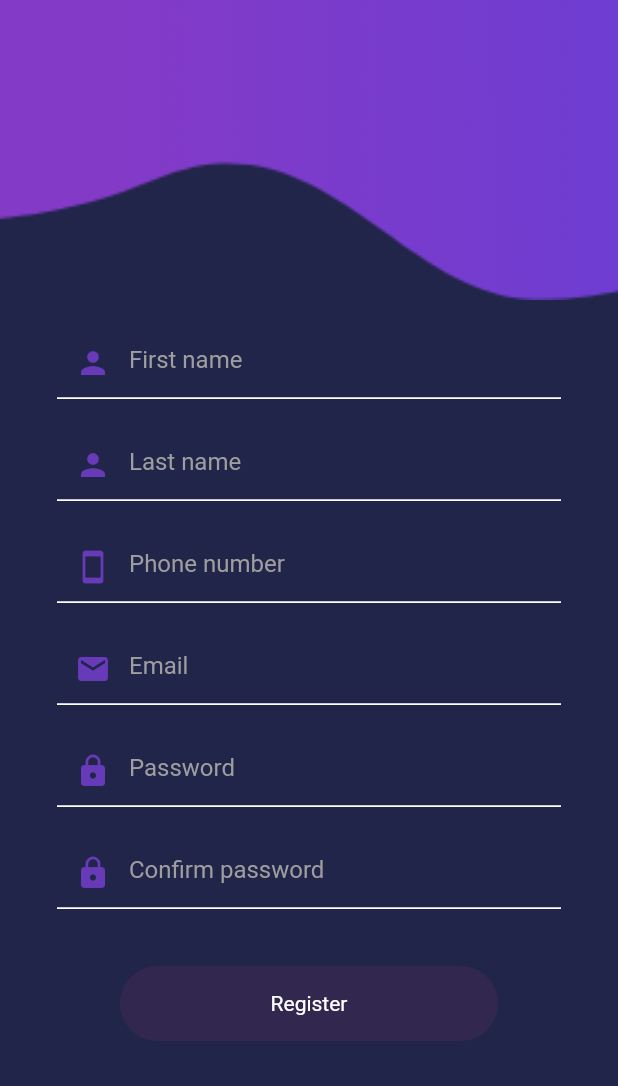
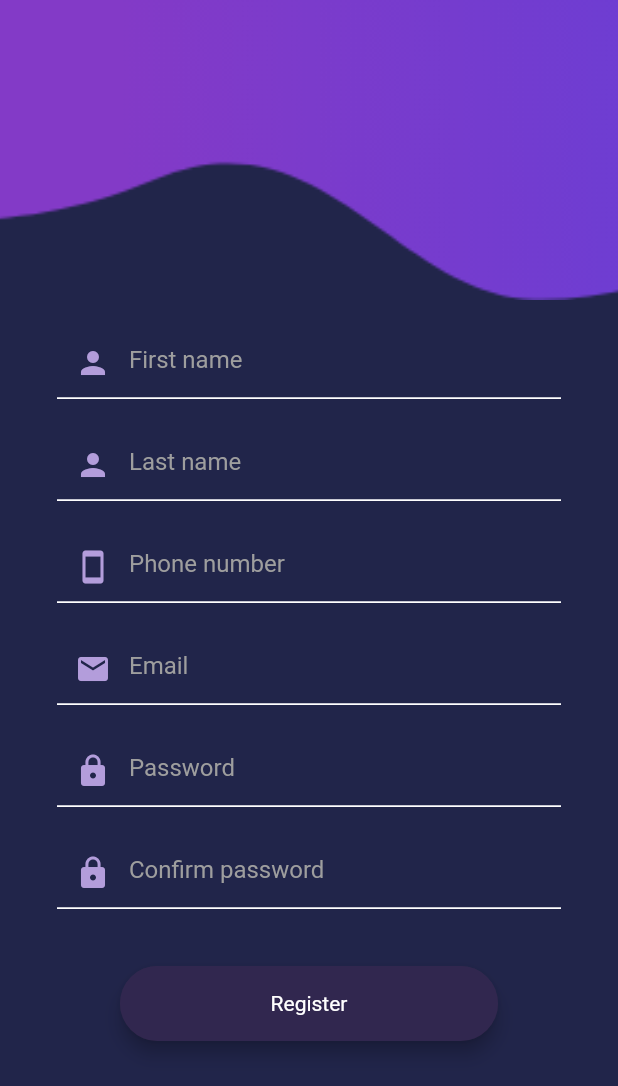
Before and after one commit to ali-you/reservation-app, a Flutter app: the screen it shows after launch, after a tap on "Login", after a tap on "Create Account", on a phone screen of 412 x 824 dp. Shown: the top 1086 px of the screen. Run offline on Flutter 3.47's test engine with Material 2 defaults, Android fonts, the phone set to English and light mode, and no system bars; our stand-ins replace cloud_firestore, firebase_auth, simple_animations; accounts and stored records are empty.

Commit message:
register completed (!write database)

```diff
--- a/lib/LoginPage.dart
+++ b/lib/LoginPage.dart
@@ -6,9 +6,12 @@ import './Animation/FadeAnimation.dart';
 
 class LoginPage extends StatelessWidget {
 
-  TextEditingController emailController;
-  TextEditingController passwordController;
-  final GlobalKey<FormState> _loginFormKey = GlobalKey<FormState>();
+//  var emailController = new TextEditingController();
+//  var passwordController = new TextEditingController();
+TextEditingController emailController = new TextEditingController();
+TextEditingController passwordController = new TextEditingController();
+
+final GlobalKey<FormState> _loginFormKey = GlobalKey<FormState>();
 
 
   String emailValidator(String value) {
@@ -23,8 +26,8 @@ class LoginPage extends StatelessWidget {
   }
 
   String passwordValidator(String value) {
-    if (value.length < 8) {
-      return 'Password must be longer than 8 characters';
+    if (value.length < 6) {
+      return 'Password must be longer than 6 characters';
     } else {
       return null;
     }
@@ -106,7 +109,7 @@ class LoginPage extends StatelessWidget {
                                   focusedBorder: UnderlineInputBorder(borderSide: BorderSide(color: Colors.white, width: 1.25)),
                                   hintText: "Email",
                                   hintStyle: TextStyle(color: Colors.grey),
-                                  prefixIcon: Icon(Icons.person_outline, color: Colors.deepPurple),
+                                  prefixIcon: Icon(Icons.person_outline, color: Colors.deepPurple[200]),
                                 ),
                               ),
                             ),
@@ -125,7 +128,7 @@ class LoginPage extends StatelessWidget {
                                     focusedBorder: UnderlineInputBorder(borderSide: BorderSide(color: Colors.white, width: 1.25)),
                                     hintText: "Password",
                                     hintStyle: TextStyle(color: Colors.grey),
-                                  prefixIcon: Icon(Icons.lock_outline, color: Colors.deepPurple)
+                                  prefixIcon: Icon(Icons.lock_outline, color: Colors.deepPurple[200])
                                 ),
                               ),
                             )
@@ -198,7 +201,7 @@ class LoginPage extends StatelessWidget {
                 FadeAnimation(
                   1,
                   Center(
-                    child: InkWell(
+                    child: GestureDetector(
                       onTap: (){
                         Navigator.push(context, MaterialPageRoute(builder: (context) => RegisterPage()));
                       },
--- /dev/null
+++ b/lib/Patient.dart
@@ -0,0 +1,16 @@
+class Patient{
+  String _firstName;
+  String _lastName;
+  String _phoneNumber;
+  String _email;
+
+  Patient(this._firstName, this._lastName, this._phoneNumber, this._email);
+
+  String get email => _email;
+
+  String get phoneNumber => _phoneNumber;
+
+  String get lastName => _lastName;
+
+  String get firstName => _firstName;
+}
--- a/lib/RegisterPage.dart
+++ b/lib/RegisterPage.dart
@@ -1,17 +1,17 @@
+import 'package:cloud_firestore/cloud_firestore.dart';
+import 'package:firebase_auth/firebase_auth.dart';
 import 'package:flutter/material.dart';
+import 'package:reservation/MainPage.dart';
 import './Animation/FadeAnimation.dart';
 
 class RegisterPage extends StatelessWidget {
-  TextEditingController firstNameController;
-  TextEditingController lastNameController;
-  TextEditingController phoneNumberController;
-  TextEditingController emailController;
-  TextEditingController passwordController;
-  TextEditingController confirmPasswordController;
+  TextEditingController firstNameController = new TextEditingController();
+  TextEditingController lastNameController = new TextEditingController();
+  TextEditingController phoneNumberController = new TextEditingController();
+  TextEditingController emailController = new TextEditingController();
+  TextEditingController passwordController = new TextEditingController();
+  TextEditingController confirmPasswordController = new TextEditingController();
   final GlobalKey<FormState> _registerFormKey = GlobalKey<FormState>();
-
-
-
   String emailValidator(String value) {
     Pattern pattern =
         r'^(([^<>()[\]\\.,;:\s@\"]+(\.[^<>()[\]\\.,;:\s@\"]+)*)|(\".+\"))@((\[[0-9]{1,3}\.[0-9]{1,3}\.[0-9]{1,3}\.[0-9]{1,3}\])|(([a-zA-Z\-0-9]+\.)+[a-zA-Z]{2,}))$';
@@ -24,27 +24,23 @@ class RegisterPage extends StatelessWidget {
   }
 
   String passwordValidator(String value) {
-    if (value.length < 8) {
-      return 'Password must be longer than 8 characters';
+    if (value.length < 6) {
+      return 'Password must be longer than 6 characters';
     } else {
       return null;
     }
   }
 
-  String nameValidator(String value){
+  String nameValidator(String value) {
     Pattern pattern = r'^[A-Z a-z]*$';
     RegExp regExp = new RegExp(pattern);
     if (!regExp.hasMatch(value))
       return "Invalid name";
     else if (value.length < 3)
       return "Name is too short";
-    else return null;
+    else
+      return null;
   }
-
-
-
-
-
 
   @override
   Widget build(BuildContext context) {
@@ -75,7 +71,6 @@ class RegisterPage extends StatelessWidget {
           ),
           Padding(
             padding: EdgeInsets.symmetric(horizontal: 20.0),
-
             child: Column(
               crossAxisAlignment: CrossAxisAlignment.start,
               children: <Widget>[
@@ -92,7 +87,6 @@ class RegisterPage extends StatelessWidget {
                         key: _registerFormKey,
                         child: Column(
                           children: <Widget>[
-
                             Container(
                               padding: EdgeInsets.all(10.0),
                               child: TextFormField(
@@ -101,17 +95,22 @@ class RegisterPage extends StatelessWidget {
                                 keyboardType: TextInputType.text,
                                 validator: nameValidator,
                                 textInputAction: TextInputAction.next,
-                                onFieldSubmitted: (v) => FocusScope.of(context).nextFocus(),
+                                onFieldSubmitted: (v) =>
+                                    FocusScope.of(context).nextFocus(),
                                 decoration: InputDecoration(
-                                  enabledBorder: UnderlineInputBorder(borderSide: BorderSide(color: Colors.white, width: 1.25)),
-                                  focusedBorder: UnderlineInputBorder(borderSide: BorderSide(color: Colors.white, width: 1.25)),
+                                  enabledBorder: UnderlineInputBorder(
+                                      borderSide: BorderSide(
+                                          color: Colors.white, width: 1.25)),
+                                  focusedBorder: UnderlineInputBorder(
+                                      borderSide: BorderSide(
+                                          color: Colors.white, width: 1.25)),
                                   hintText: "First name",
                                   hintStyle: TextStyle(color: Colors.grey),
-                                  prefixIcon: Icon(Icons.person, color: Colors.deepPurple),
+                                  prefixIcon: Icon(Icons.person,
+                                      color: Colors.deepPurple[200]),
                                 ),
                               ),
                             ),
-
                             Container(
                               padding: EdgeInsets.all(10.0),
                               child: TextFormField(
@@ -120,36 +119,45 @@ class RegisterPage extends StatelessWidget {
                                 keyboardType: TextInputType.text,
                                 validator: nameValidator,
                                 textInputAction: TextInputAction.next,
-                                onFieldSubmitted: (v) => FocusScope.of(context).nextFocus(),
+                                onFieldSubmitted: (v) =>
+                                    FocusScope.of(context).nextFocus(),
                                 decoration: InputDecoration(
-                                  enabledBorder: UnderlineInputBorder(borderSide: BorderSide(color: Colors.white, width: 1.25)),
-                                  focusedBorder: UnderlineInputBorder(borderSide: BorderSide(color: Colors.white, width: 1.25)),
+                                  enabledBorder: UnderlineInputBorder(
+                                      borderSide: BorderSide(
+                                          color: Colors.white, width: 1.25)),
+                                  focusedBorder: UnderlineInputBorder(
+                                      borderSide: BorderSide(
+                                          color: Colors.white, width: 1.25)),
                                   hintText: "Last name",
                                   hintStyle: TextStyle(color: Colors.grey),
-                                  prefixIcon: Icon(Icons.person, color: Colors.deepPurple),
+                                  prefixIcon: Icon(Icons.person,
+                                      color: Colors.deepPurple[200]),
                                 ),
                               ),
                             ),
-
                             Container(
                               padding: EdgeInsets.all(10.0),
                               child: TextFormField(
                                 controller: phoneNumberController,
                                 style: TextStyle(color: Colors.white),
                                 keyboardType: TextInputType.phone,
-                                validator: nameValidator,
                                 textInputAction: TextInputAction.next,
-                                onFieldSubmitted: (v) => FocusScope.of(context).nextFocus(),
+                                onFieldSubmitted: (v) =>
+                                    FocusScope.of(context).nextFocus(),
                                 decoration: InputDecoration(
-                                  enabledBorder: UnderlineInputBorder(borderSide: BorderSide(color: Colors.white, width: 1.25)),
-                                  focusedBorder: UnderlineInputBorder(borderSide: BorderSide(color: Colors.white, width: 1.25)),
+                                  enabledBorder: UnderlineInputBorder(
+                                      borderSide: BorderSide(
+                                          color: Colors.white, width: 1.25)),
+                                  focusedBorder: UnderlineInputBorder(
+                                      borderSide: BorderSide(
+                                          color: Colors.white, width: 1.25)),
                                   hintText: "Phone number",
                                   hintStyle: TextStyle(color: Colors.grey),
-                                  prefixIcon: Icon(Icons.smartphone, color: Colors.deepPurple),
+                                  prefixIcon: Icon(Icons.smartphone,
+                                      color: Colors.deepPurple[200]),
                                 ),
                               ),
                             ),
-
                             Container(
                               padding: EdgeInsets.all(10.0),
                               child: TextFormField(
@@ -158,55 +166,68 @@ class RegisterPage extends StatelessWidget {
                                 keyboardType: TextInputType.emailAddress,
                                 validator: emailValidator,
                                 textInputAction: TextInputAction.next,
-                                onFieldSubmitted: (v) => FocusScope.of(context).nextFocus(),
+                                onFieldSubmitted: (v) =>
+                                    FocusScope.of(context).nextFocus(),
                                 decoration: InputDecoration(
-                                  enabledBorder: UnderlineInputBorder(borderSide: BorderSide(color: Colors.white, width: 1.25)),
-                                  focusedBorder: UnderlineInputBorder(borderSide: BorderSide(color: Colors.white, width: 1.25)),
+                                  enabledBorder: UnderlineInputBorder(
+                                      borderSide: BorderSide(
+                                          color: Colors.white, width: 1.25)),
+                                  focusedBorder: UnderlineInputBorder(
+                                      borderSide: BorderSide(
+                                          color: Colors.white, width: 1.25)),
                                   hintText: "Email",
                                   hintStyle: TextStyle(color: Colors.grey),
-                                  prefixIcon: Icon(Icons.email, color: Colors.deepPurple),
+                                  prefixIcon: Icon(Icons.email,
+                                      color: Colors.deepPurple[200]),
                                 ),
                               ),
                             ),
-
                             Container(
                               padding: EdgeInsets.all(10.0),
                               child: TextFormField(
                                 controller: passwordController,
-                                obscureText: true ,
+                                obscureText: true,
                                 validator: passwordValidator,
                                 style: TextStyle(color: Colors.white),
                                 textInputAction: TextInputAction.next,
-                                onFieldSubmitted: (v) => FocusScope.of(context).nextFocus(),
+                                onFieldSubmitted: (v) =>
+                                    FocusScope.of(context).nextFocus(),
                                 decoration: InputDecoration(
-                                    enabledBorder: UnderlineInputBorder(borderSide: BorderSide(color: Colors.white, width: 1.25)),
-                                    focusedBorder: UnderlineInputBorder(borderSide: BorderSide(color: Colors.white, width: 1.25)),
+                                    enabledBorder: UnderlineInputBorder(
+                                        borderSide: BorderSide(
+                                            color: Colors.white, width: 1.25)),
+                                    focusedBorder: UnderlineInputBorder(
+                                        borderSide: BorderSide(
+                                            color: Colors.white, width: 1.25)),
                                     hintText: "Password",
                                     hintStyle: TextStyle(color: Colors.grey),
-                                    prefixIcon: Icon(Icons.lock, color: Colors.deepPurple)
+                                    prefixIcon: Icon(Icons.lock,
+                                        color: Colors.deepPurple[200])),
                               ),
                             ),
-                            ),
-
                             Container(
                               padding: EdgeInsets.all(10.0),
                               child: TextFormField(
                                 controller: confirmPasswordController,
-                                obscureText: true ,
+                                obscureText: true,
                                 validator: passwordValidator,
                                 style: TextStyle(color: Colors.white),
                                 textInputAction: TextInputAction.done,
-                                onFieldSubmitted: (v) => FocusScope.of(context).unfocus(),
+                                onFieldSubmitted: (v) =>
+                                    FocusScope.of(context).unfocus(),
                                 decoration: InputDecoration(
-                                    enabledBorder: UnderlineInputBorder(borderSide: BorderSide(color: Colors.white, width: 1.25)),
-                                    focusedBorder: UnderlineInputBorder(borderSide: BorderSide(color: Colors.white, width: 1.25)),
+                                    enabledBorder: UnderlineInputBorder(
+                                        borderSide: BorderSide(
+                                            color: Colors.white, width: 1.25)),
+                                    focusedBorder: UnderlineInputBorder(
+                                        borderSide: BorderSide(
+                                            color: Colors.white, width: 1.25)),
                                     hintText: "Confirm password",
                                     hintStyle: TextStyle(color: Colors.grey),
-                                    prefixIcon: Icon(Icons.lock, color: Colors.deepPurple)
-                                ),
+                                    prefixIcon: Icon(Icons.lock,
+                                        color: Colors.deepPurple[200])),
                               ),
                             )
-
                           ],
                         ),
                       ),
@@ -225,10 +246,53 @@ class RegisterPage extends StatelessWidget {
                       borderRadius: BorderRadius.circular(50),
                       color: Color.fromRGBO(49, 39, 79, 1),
                     ),
+                    child: Material(
+                      elevation: 5,
+                      color: Color.fromRGBO(49, 39, 79, 1),
+                      shape: RoundedRectangleBorder(
+                          borderRadius: BorderRadius.circular(50)),
+                      child: Builder(
+                        builder: (context) => InkWell(
+                          borderRadius: BorderRadius.circular(50),
+                          onTap: () {
+                            if (_registerFormKey.currentState.validate()) {
+                              if (passwordController.text == confirmPasswordController.text) {
+                                FirebaseAuth.instance
+                                    .createUserWithEmailAndPassword(
+                                        email: emailController.text,
+                                        password: passwordController.text)
+                                    .then(
+                                      (currentUser) => Firestore.instance
+                                          .collection("Patient")
+                                          .document("test")
+                                          .setData({
+                                        "p#": currentUser.user.uid,
+//                                        "firstName": firstNameController.text,
+//                                        "lastName": lastNameController.text,
+//                                        "email": emailController.text,
+//                                        "phoneNumber": phoneNumberController.text
+                                      }).then(
+                                        (result) =>
+                                            Navigator.pushAndRemoveUntil(
+                                                context,
+                                                MaterialPageRoute(
+                                                    builder: (context) =>
+                                                        MainPage()),
+                                                (route) => false),
+                                      ),
+                                    )
+                                    .catchError((err) => print(err))
+                                    .catchError((err) => print(err));
+                              }
+                            }
+                          },
                           child: Center(
                             child: Text(
                               "Register",
                               style: TextStyle(color: Colors.white),
+                            ),
+                          ),
+                        ),
                       ),
                     ),
                   ),
--- a/lib/main.dart
+++ b/lib/main.dart
@@ -1,12 +1,17 @@
 import 'package:flutter/material.dart';
 import 'package:reservation/LoginPage.dart';
 import 'package:reservation/MainPage.dart';
-import './Animation/FadeAnimation.dart';
 import 'package:firebase_auth/firebase_auth.dart';
 import 'package:cloud_firestore/cloud_firestore.dart';
 
 
 void main() {
+//  FirebaseAuth.instance.currentUser().then((currentUser) => {
+//    if(currentUser == null)
+//      runApp(LoginPage())
+//    else
+//      runApp(MainPage())
+//  });
   runApp(MyApp());
 }
 
@@ -16,7 +21,7 @@ class MyApp extends StatelessWidget {
   Widget build(BuildContext context) {
     return MaterialApp(
       debugShowCheckedModeBanner: false,
-      title: 'Flutter Demo',
+      title: 'Reservation',
       theme: ThemeData(
         primarySwatch: Colors.blue,
         visualDensity: VisualDensity.adaptivePlatformDensity,
@@ -36,7 +41,6 @@ class MyHomePage extends StatefulWidget {
 }
 
 class _MyHomePageState extends State<MyHomePage> {
-  int _counter = 0;
 
   @override
   void initState() {
@@ -52,12 +56,6 @@ class _MyHomePageState extends State<MyHomePage> {
     super.initState();
   }
 
-  void _incrementCounter() {
-    setState(() {
-      _counter++;
-    });
-  }
-
   @override
   Widget build(BuildContext context) {
   }
```
Also changed, not shown: lib/Doctor.dart (added, +29 -0 lines). Lines whose indentation alone changed are shown as unchanged.
